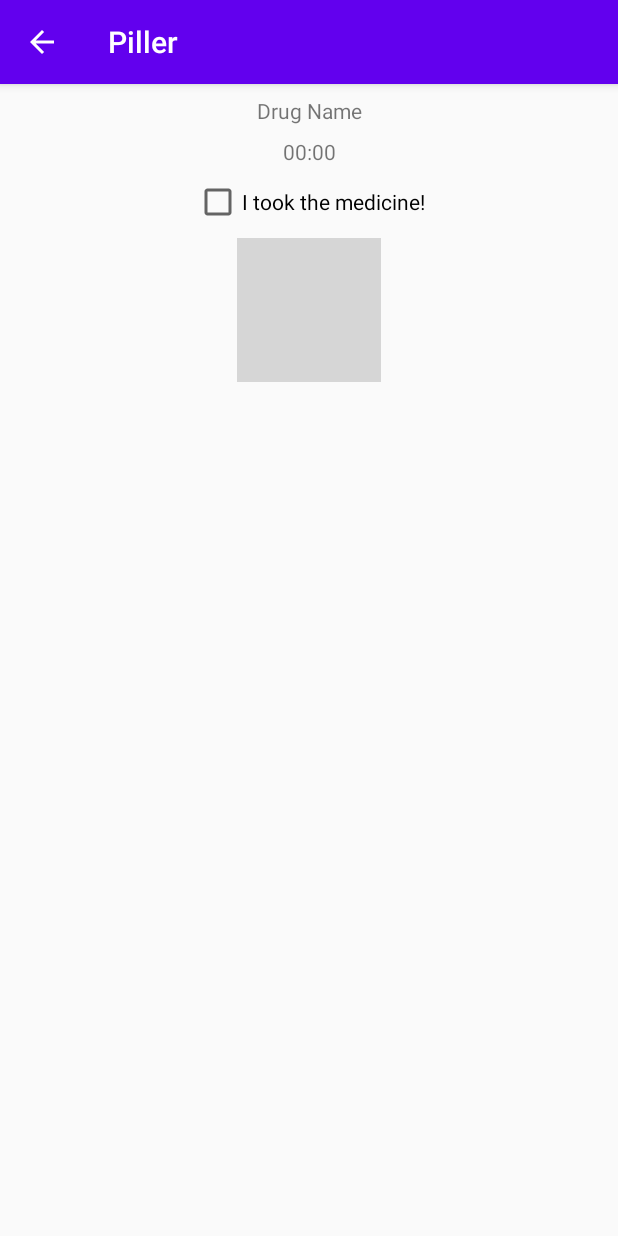
After one commit to YekaterinaB/PillerMobile, an Android app: the DrugInfoActivity screen opened directly, with no data from a screen before it, on a phone screen of 412 x 824 dp. The commit adds this screen. Run offline under Robolectric (Android 15) with nearby library versions, the phone set to English and light mode, and no system bars; 5 statements that could not run were skipped; grey boxes are pictures that could not be loaded.

Commit message:
added drug info activity

```diff
--- a/app/src/main/AndroidManifest.xml
+++ b/app/src/main/AndroidManifest.xml
@@ -12,6 +12,7 @@
         android:supportsRtl="true"
         android:theme="@style/AppTheme"
         android:usesCleartextTraffic="true">
+        <activity android:name=".activities.DrugInfoActivity" />
         <activity
             android:name=".activities.DrugOccurrenceActivity"
             android:parentActivityName=".activities.AddNewDrugActivity">
@@ -33,6 +34,7 @@
         <activity android:name=".activities.MainActivity">
             <intent-filter>
                 <action android:name="android.intent.action.MAIN" />
+
                 <category android:name="android.intent.category.LAUNCHER" />
             </intent-filter>
         </activity>
--- /dev/null
+++ b/app/src/main/java/com/example/piller/activities/DrugInfoActivity.kt
@@ -0,0 +1,59 @@
+package com.example.piller.activities
+
+import android.os.Bundle
+import android.widget.CheckBox
+import android.widget.ImageView
+import android.widget.TextView
+import androidx.appcompat.app.AppCompatActivity
+import androidx.lifecycle.ViewModelProvider
+import com.example.piller.R
+import com.example.piller.models.CalendarEvent
+import com.example.piller.utilities.DbConstants
+import com.example.piller.viewModels.DrugInfoViewModel
+import kotlinx.android.synthetic.main.activity_drug_occurrence.*
+import java.text.SimpleDateFormat
+import java.util.*
+
+class DrugInfoActivity : AppCompatActivity() {
+    private lateinit var viewModel: DrugInfoViewModel
+
+    private lateinit var drugNameTV: TextView
+    private lateinit var drugIntakeTimeTV: TextView
+    private lateinit var drugTakenCB: CheckBox
+    private lateinit var drugImageIV: ImageView
+
+    override fun onCreate(savedInstanceState: Bundle?) {
+        super.onCreate(savedInstanceState)
+        setContentView(R.layout.activity_drug_info)
+        supportActionBar?.setDisplayHomeAsUpEnabled(true)
+        initViewModel()
+        initViews()
+    }
+
+    private fun initViews() {
+        drugNameTV = findViewById(R.id.di_drug_name)
+        drugIntakeTimeTV = findViewById(R.id.di_drug_intake_time)
+        drugTakenCB = findViewById(R.id.di_drug_taken)
+        drugImageIV = findViewById(R.id.di_drug_image)
+
+        initViewsData()
+    }
+
+    private fun initViewsData() {
+        val calendarEvent: CalendarEvent = viewModel.getCalendarEvent()
+        drugNameTV.text = calendarEvent.drug_name
+        val sdf = SimpleDateFormat("dd/MM/yyyy", Locale.getDefault())
+        drugIntakeTimeTV.text = sdf.format(calendarEvent.intake_time)
+        drugTakenCB.isChecked = calendarEvent.is_taken
+    }
+
+    private fun initViewModel() {
+        viewModel = ViewModelProvider(this).get(DrugInfoViewModel::class.java)
+        viewModel.setCalendarEvent(intent.getParcelableExtra(DbConstants.CALENDAR_EVENT)!!)
+    }
+
+    override fun onSupportNavigateUp(): Boolean {
+        onBackPressed()
+        return true
+    }
+}
--- a/app/src/main/java/com/example/piller/utilities/DefaultValues.kt
+++ b/app/src/main/java/com/example/piller/utilities/DefaultValues.kt
@@ -21,6 +21,9 @@ object DbConstants {
     const val DRUGS_FRAGMENT_ID = "drugs"
     const val FULL_VIEW_FRAGMENT_ID = "full_view"
 
+    // calendar events
+    const val CALENDAR_EVENT = "Calendar_event"
+
     //  supervisors
     const val DEFAULT_SUPERVISOR_THRESHOLD = 3
 
--- /dev/null
+++ b/app/src/main/java/com/example/piller/viewModels/DrugInfoViewModel.kt
@@ -0,0 +1,16 @@
+package com.example.piller.viewModels
+
+import androidx.lifecycle.ViewModel
+import com.example.piller.models.CalendarEvent
+
+class DrugInfoViewModel : ViewModel() {
+    private lateinit var calendarEvent: CalendarEvent
+
+    fun setCalendarEvent(newCalendarEvent: CalendarEvent) {
+        calendarEvent = newCalendarEvent
+    }
+
+    fun getCalendarEvent(): CalendarEvent {
+        return calendarEvent
+    }
+}
--- a/app/src/main/java/com/example/piller/viewModels/DrugInformationViewModel.kt
+++ /dev/null
@@ -1,4 +0,0 @@
-package com.example.piller.viewModels
-
-class DrugInformationViewModel {
-}
--- /dev/null
+++ b/app/src/main/res/layout/activity_drug_info.xml
@@ -0,0 +1,52 @@
+<?xml version="1.0" encoding="utf-8"?>
+<androidx.constraintlayout.widget.ConstraintLayout xmlns:android="http://schemas.android.com/apk/res/android"
+    xmlns:app="http://schemas.android.com/apk/res-auto"
+    xmlns:tools="http://schemas.android.com/tools"
+    android:layout_width="match_parent"
+    android:layout_height="match_parent"
+    tools:context="com.example.piller.activities.DrugInfoActivity">
+
+    <TextView
+        android:id="@+id/di_drug_name"
+        android:layout_width="0dp"
+        android:layout_height="wrap_content"
+        android:layout_marginStart="8dp"
+        android:layout_marginTop="8dp"
+        android:layout_marginEnd="8dp"
+        android:text="@string/di_drug_name"
+        android:textAlignment="center"
+        app:layout_constraintEnd_toEndOf="parent"
+        app:layout_constraintStart_toStartOf="parent"
+        app:layout_constraintTop_toTopOf="parent" />
+
+    <TextView
+        android:id="@+id/di_drug_intake_time"
+        android:layout_width="wrap_content"
+        android:layout_height="wrap_content"
+        android:layout_marginTop="8dp"
+        android:text="@string/di_00_00"
+        app:layout_constraintEnd_toEndOf="parent"
+        app:layout_constraintStart_toStartOf="parent"
+        app:layout_constraintTop_toBottomOf="@+id/di_drug_name" />
+
+    <CheckBox
+        android:id="@+id/di_drug_taken"
+        android:layout_width="wrap_content"
+        android:layout_height="wrap_content"
+        android:layout_marginTop="8dp"
+        android:text="@string/di_i_took_the_medicine"
+        app:layout_constraintEnd_toEndOf="parent"
+        app:layout_constraintStart_toStartOf="parent"
+        app:layout_constraintTop_toBottomOf="@+id/di_drug_intake_time" />
+
+    <ImageView
+        android:id="@+id/di_drug_image"
+        android:layout_width="wrap_content"
+        android:layout_height="wrap_content"
+        android:layout_marginTop="8dp"
+        app:layout_constraintEnd_toEndOf="parent"
+        app:layout_constraintStart_toStartOf="parent"
+        app:layout_constraintTop_toBottomOf="@+id/di_drug_taken"
+        app:srcCompat="@drawable/pill"
+        android:contentDescription="@string/di_drug_image_desc" />
+</androidx.constraintlayout.widget.ConstraintLayout>
--- a/app/src/main/res/values/strings.xml
+++ b/app/src/main/res/values/strings.xml
@@ -67,5 +67,9 @@
     <string name="ndo_weekday_t">T</string>
     <string name="ndo_weekday_w">W</string>
     <string name="ndo_weekday_f">F</string>
+    <string name="di_drug_image_desc">Drug Image</string>
+    <string name="di_i_took_the_medicine">I took the medicine!</string>
+    <string name="di_00_00">00:00</string>
+    <string name="di_drug_name">Drug Name</string>
 
 </resources>
```
Also changed, not shown: app/src/main/java/com/example/piller/fragments/FullviewPopupFragment.kt (+17 -1 lines), app/src/main/java/com/example/piller/fragments/WeeklyCalendarFragment.kt (+16 -3 lines), app/src/main/java/com/example/piller/listAdapters/EliAdapter.kt (+11 -14 lines).
